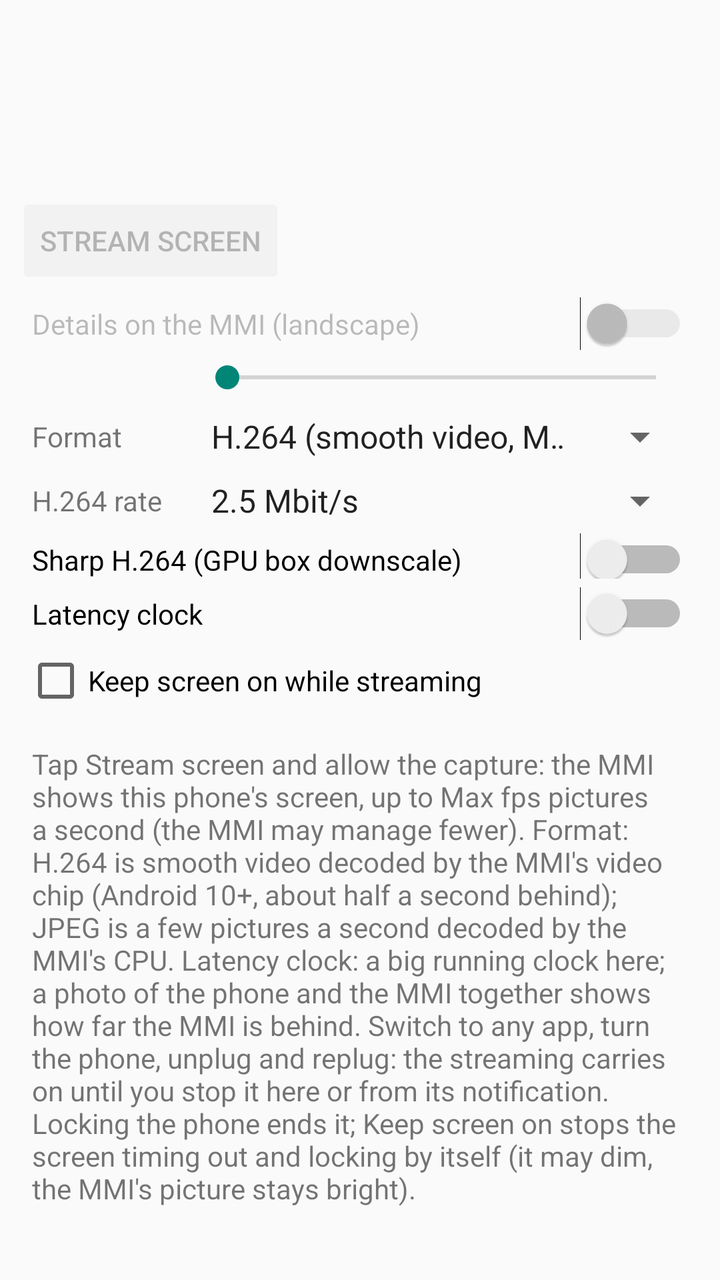
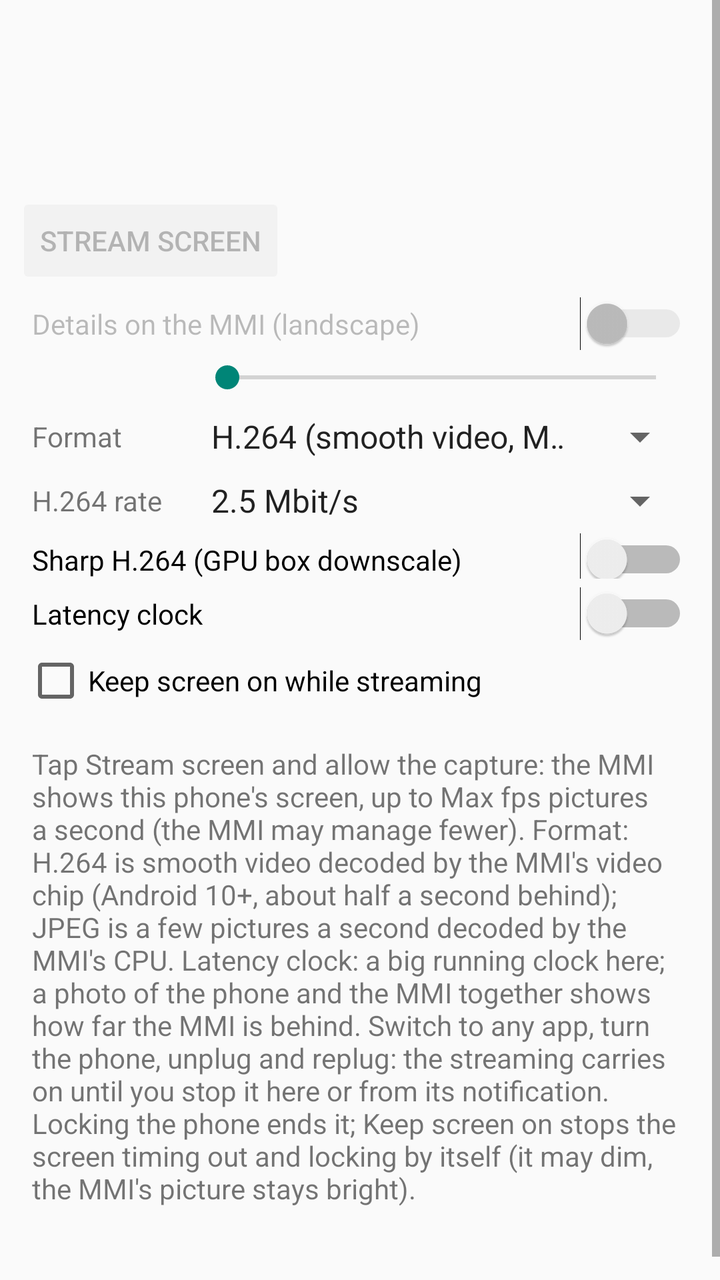

The first picture is an Android layout as it rendered before a commit; the second is the same layout after the commit. The layout source and the unified diff follow.
<!-- AndroidManifest.xml: application theme android:Theme.Material.Light.DarkActionBar -->
<!-- res/layout/activity_main.xml -->
<?xml version="1.0" encoding="utf-8"?>
<ScrollView xmlns:android="http://schemas.android.com/apk/res/android"
    android:layout_width="match_parent"
    android:layout_height="match_parent"
    android:fitsSystemWindows="true">

<LinearLayout
    android:layout_width="match_parent"
    android:layout_height="wrap_content"
    android:orientation="vertical">

    <TextView
        android:id="@+id/status"
        android:layout_width="match_parent"
        android:layout_height="wrap_content"
        android:padding="16dp"
        android:textSize="22sp"
        android:textStyle="bold" />

    <TextView
        android:id="@+id/detail"
        android:layout_width="match_parent"
        android:layout_height="wrap_content"
        android:paddingStart="16dp"
        android:paddingTop="8dp"
        android:paddingEnd="16dp"
        android:paddingBottom="8dp"
        android:textSize="14sp" />

    
    <TextView
        android:id="@+id/clock"
        android:layout_width="match_parent"
        android:layout_height="wrap_content"
        android:background="#000000"
        android:fontFamily="monospace"
        android:gravity="center"
        android:padding="8dp"
        android:textColor="#FFEB3B"
        android:textSize="64sp"
        android:textStyle="bold"
        android:visibility="gone" />

    <LinearLayout
        android:layout_width="match_parent"
        android:layout_height="wrap_content"
        android:gravity="center_vertical"
        android:orientation="horizontal"
        android:paddingStart="8dp"
        android:paddingEnd="16dp">

        <Button
            android:id="@+id/stream"
            android:layout_width="wrap_content"
            android:layout_height="wrap_content"
            android:enabled="false"
            android:text="@string/stream_start" />

        <TextView
            android:id="@+id/video_status"
            android:layout_width="0dp"
            android:layout_height="wrap_content"
            android:layout_weight="1"
            android:paddingStart="8dp"
            android:textSize="13sp" />
    </LinearLayout>

    <Switch
        android:id="@+id/details"
        android:layout_width="match_parent"
        android:layout_height="wrap_content"
        android:enabled="false"
        android:paddingStart="16dp"
        android:paddingTop="8dp"
        android:paddingEnd="16dp"
        android:paddingBottom="8dp"
        android:text="@string/details" />

    <LinearLayout
        android:layout_width="match_parent"
        android:layout_height="wrap_content"
        android:gravity="center_vertical"
        android:orientation="horizontal"
        android:paddingStart="16dp"
        android:paddingEnd="16dp">

        <TextView
            android:id="@+id/fps_label"
            android:layout_width="wrap_content"
            android:layout_height="wrap_content"
            android:minEms="5"
            android:textSize="14sp" />

        <SeekBar
            android:id="@+id/fps"
            android:layout_width="0dp"
            android:layout_height="wrap_content"
            android:layout_weight="1" />
    </LinearLayout>

    <LinearLayout
        android:layout_width="match_parent"
        android:layout_height="wrap_content"
        android:gravity="center_vertical"
        android:orientation="horizontal"
        android:paddingStart="16dp"
        android:paddingTop="8dp"
        android:paddingEnd="16dp">

        <TextView
            android:layout_width="wrap_content"
            android:layout_height="wrap_content"
            android:minEms="5"
            android:text="@string/format"
            android:textSize="14sp" />

        <Spinner
            android:id="@+id/format"
            android:layout_width="0dp"
            android:layout_height="wrap_content"
            android:layout_weight="1"
            android:entries="@array/formats" />
    </LinearLayout>

    <LinearLayout
        android:layout_width="match_parent"
        android:layout_height="wrap_content"
        android:gravity="center_vertical"
        android:orientation="horizontal"
        android:paddingStart="16dp"
        android:paddingTop="8dp"
        android:paddingEnd="16dp">

        <TextView
            android:layout_width="wrap_content"
            android:layout_height="wrap_content"
            android:minEms="5"
            android:text="@string/bit_rate"
            android:textSize="14sp" />

        <Spinner
            android:id="@+id/bit_rate"
            android:layout_width="0dp"
            android:layout_height="wrap_content"
            android:layout_weight="1"
            android:entries="@array/bit_rates" />
    </LinearLayout>

    <Switch
        android:id="@+id/sharp"
        android:layout_width="match_parent"
        android:layout_height="wrap_content"
        android:paddingStart="16dp"
        android:paddingTop="8dp"
        android:paddingEnd="16dp"
        android:text="@string/sharp" />

    <Switch
        android:id="@+id/clock_switch"
        android:layout_width="match_parent"
        android:layout_height="wrap_content"
        android:paddingStart="16dp"
        android:paddingTop="8dp"
        android:paddingEnd="16dp"
        android:paddingBottom="8dp"
        android:text="@string/latency_clock" />

    <CheckBox
        android:id="@+id/keep_screen_on"
        android:layout_width="match_parent"
        android:layout_height="wrap_content"
        android:layout_marginStart="12dp"
        android:layout_marginEnd="16dp"
        android:text="@string/keep_screen_on" />

    <TextView
        android:layout_width="match_parent"
        android:layout_height="wrap_content"
        android:padding="16dp"
        android:text="@string/how_to"
        android:textSize="14sp" />
</LinearLayout>
</ScrollView>
<!-- resources referenced by this layout -->
<resources>
  <string-array name="bit_rates">
          <item>2.5 Mbit/s</item>
          <item>4 Mbit/s</item>
          <item>6 Mbit/s</item>
          <item>8 Mbit/s</item>
      </string-array>
  <string-array name="formats">
          <item>H.264 (smooth video, MMI video chip)</item>
          <item>JPEG (a few pictures a second)</item>
      </string-array>
  <string name="bit_rate">H.264 rate</string>
  <string name="details">Details on the MMI (landscape)</string>
  <string name="format">Format</string>
  <string name="how_to">Tap Stream screen and allow the capture: the MMI shows this phone\'s screen, up to Max fps pictures a second (the MMI may manage fewer). Format: H.264 is smooth video decoded by the MMI\'s video chip (Android 10+, about half a second behind); JPEG is a few pictures a second decoded by the MMI\'s CPU. Latency clock: a big running clock here; a photo of the phone and the MMI together shows how far the MMI is behind. Switch to any app, turn the phone, unplug and replug: the streaming carries on until you stop it here or from its notification. Locking the phone ends it; Keep screen on stops the screen timing out and locking by itself (it may dim, the MMI\'s picture stays bright).</string>
  <string name="keep_screen_on">Keep screen on while streaming</string>
  <string name="latency_clock">Latency clock</string>
  <string name="sharp">Sharp H.264 (GPU box downscale)</string>
  <string name="stream_start">Stream screen</string>
</resources>

<!-- the commit's change to res/layout/activity_main.xml (unified diff, before → after) -->
@@ -179,5 +179,15 @@
         android:padding="16dp"
         android:text="@string/how_to"
         android:textSize="14sp" />
+
+    <TextView
+        android:id="@+id/version"
+        android:layout_width="match_parent"
+        android:layout_height="wrap_content"
+        android:gravity="center"
+        android:paddingStart="16dp"
+        android:paddingEnd="16dp"
+        android:paddingBottom="16dp"
+        android:textSize="12sp" />
 </LinearLayout>
 </ScrollView>
